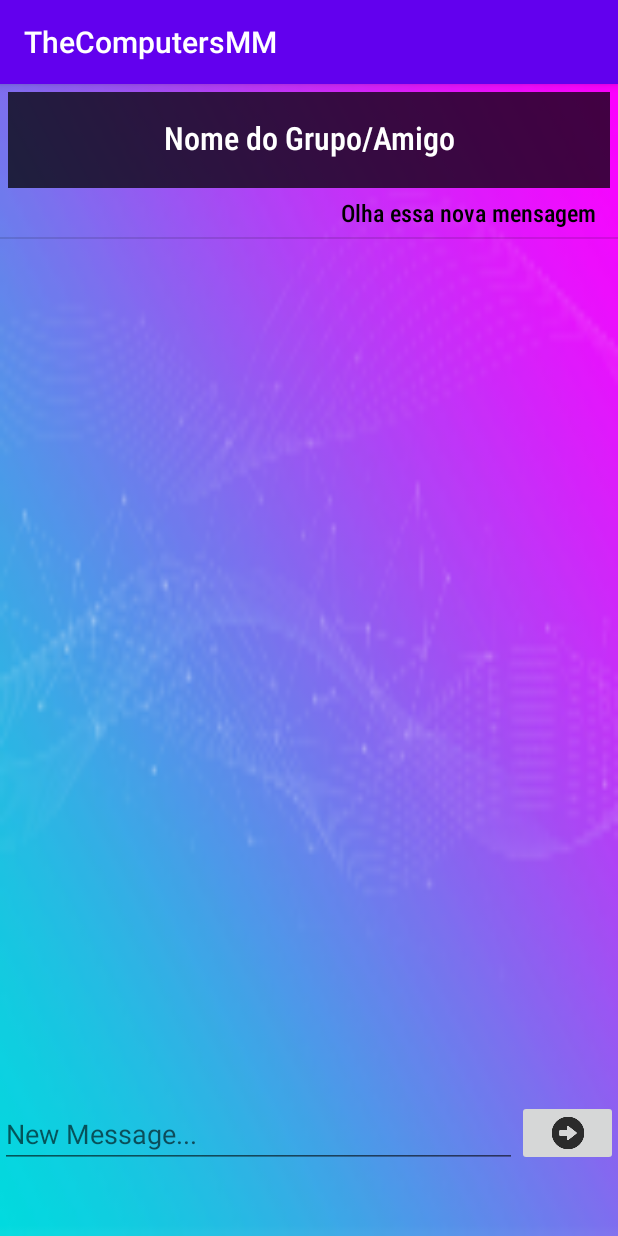
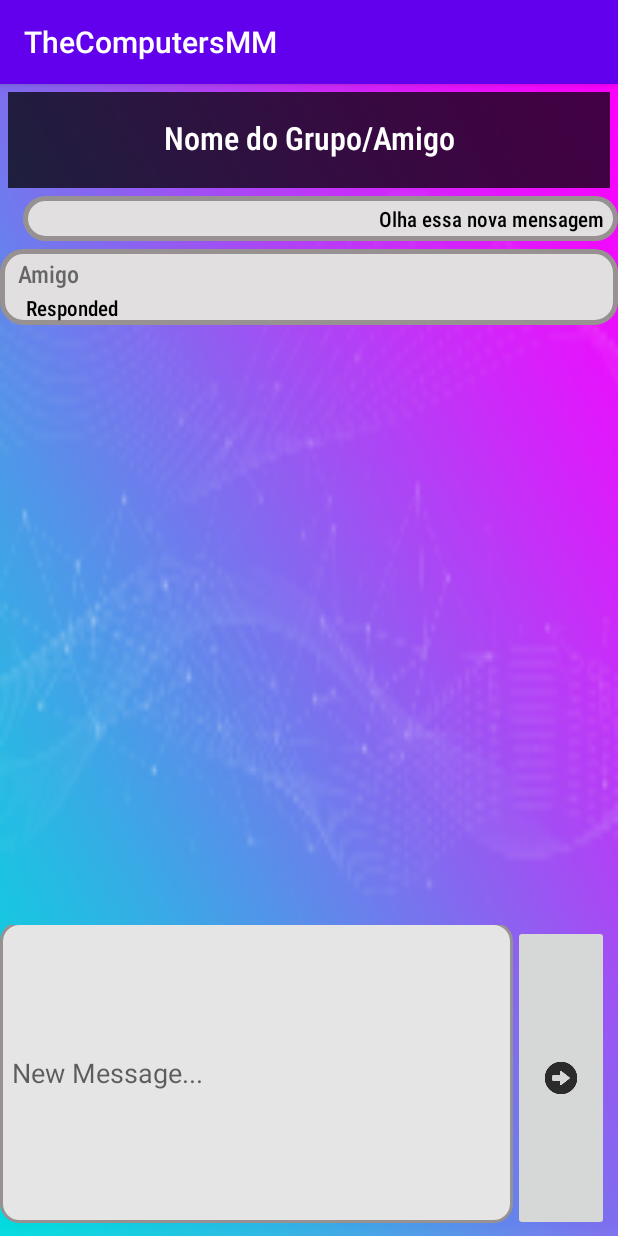
Before and after one commit to 2621/Android_TheComputers--, an Android app: the Chat screen opened directly, with no data from a screen before it, on a phone screen of 412 x 824 dp. Run offline under Robolectric (Android 15) with nearby library versions, the light colour scheme and no system bars.

Commit message:
layout updates

```diff
--- a/app/src/main/java/com/example/thecomputersmm/Chat.java
+++ b/app/src/main/java/com/example/thecomputersmm/Chat.java
@@ -3,35 +3,53 @@ package com.example.thecomputersmm;
 import androidx.appcompat.app.AppCompatActivity;
 
 import android.os.Bundle;
+import android.util.Log;
 import android.view.View;
+import android.widget.EditText;
 import android.widget.ListView;
+import android.widget.TextView;
 
 import java.util.ArrayList;
 
 public class Chat extends AppCompatActivity {
 
-    ListView listViewMessage;
+    private TextView textViewName;
+    private EditText editMessage;
 
-    ArrayList<Message_list> messages;
-    Message_listAdapter adapter;
+    private ListView listViewMessage;
+
+    private ArrayList<Message_list> messages;
+    private Message_listAdapter adapter;
 
     @Override
     protected void onCreate(Bundle savedInstanceState) {
         super.onCreate(savedInstanceState);
         setContentView(R.layout.activity_chat);
 
+        editMessage = findViewById(R.id.editMessage);
+
         listViewMessage = (ListView) findViewById(R.id.listViewMessage);
+        listViewMessage.setDivider(null);
+        listViewMessage.setDividerHeight(0);
+
         messages = new ArrayList<Message_list>();
-        messages.add(new Message_list("Olha essa nova mensagem"));
+        messages.add(new Message_list("me", "Olha essa nova mensagem"));
+        messages.add(new Message_list("Amigo", "Responded"));
 
-        adapter = new Message_listAdapter(this, R.layout.item_message_list,messages);
+        adapter = new Message_listAdapter(this, messages);
 
 
         listViewMessage.setAdapter(adapter);
     }
 
     public void send(View view){
-        messages.add(new Message_list("Nova menssagem enviada"));
+        Log.d("TAG", "SendMessage");
+
+        String message = editMessage.getText().toString();
+
+        messages.add(new Message_list("me", message));
         adapter.notifyDataSetChanged();
+
+        editMessage.setText("");
     }
 }
--- a/app/src/main/java/com/example/thecomputersmm/Message_list.java
+++ b/app/src/main/java/com/example/thecomputersmm/Message_list.java
@@ -1,9 +1,28 @@
 package com.example.thecomputersmm;
 
-public class Message_list {
-    String message = "";
+//public class Message_list {
+//    String message = "";
+//
+//    public Message_list(String message) {
+//        this.message = message;
+//    }
+//}
 
-    public Message_list(String message) {
-        this.message = message;
+
+    public class Message_list {
+        private String idUser;
+        private String message;
+
+        public Message_list(String idUser, String message) {
+            this.idUser = idUser;
+            this.message = message;
+        }
+
+        public String getIdUser() {return  idUser;};
+
+        public void setIdUser(String idUser) {this.idUser = idUser;}
+
+        public String getMessage() {return message;}
+
+        public void setMessage(String message) {this.message = message;}
     }
-}
--- a/app/src/main/java/com/example/thecomputersmm/Message_listAdapter.java
+++ b/app/src/main/java/com/example/thecomputersmm/Message_listAdapter.java
@@ -14,8 +14,16 @@ public class Message_listAdapter extends ArrayAdapter<Message_list> {
 
     private final ArrayList<Message_list> messages;
 
-    public Message_listAdapter(Activity context, int layoutItem, ArrayList<Message_list> messages) {
-        super(context, layoutItem, messages);
+//    public Message_listAdapter(Activity context, int layoutItem, ArrayList<Message_list> messages) {
+//        super(context, layoutItem, messages);
+//        // TODO Auto-generated constructor stub
+//
+//        this.context=context;
+//        this.messages = messages;
+//
+//    }
+    public Message_listAdapter(Activity context, ArrayList<Message_list> messages) {
+        super(context, 0, messages);
         // TODO Auto-generated constructor stub
 
         this.context=context;
@@ -23,16 +31,44 @@ public class Message_listAdapter extends ArrayAdapter<Message_list> {
 
     }
 
+//    public View getView(int position, View view, ViewGroup parent) {
+//
+//        LayoutInflater inflater=context.getLayoutInflater();
+//
+//        View rowView=inflater.inflate(R.layout.item_messageUser_list, null,true);
+//
+//        TextView messageText = (TextView) rowView.findViewById(R.id.message);
+//
+//        messageText.setText(messages.get(position).message);
+//
+//
+//
+//        return rowView;
+//
+//    };
     public View getView(int position, View view, ViewGroup parent) {
 
         LayoutInflater inflater=context.getLayoutInflater();
 
-        View rowView=inflater.inflate(R.layout.item_message_list, null,true);
+        View rowView;
+
+        if(messages.get(position).getIdUser().compareTo("me") == 0){
+            //Mensagens do Usuário
+            rowView = inflater.inflate(R.layout.item_message_user_list, null,true);
+        }
+
+        else{
+            //Mensagens dos amigos
+            rowView = inflater.inflate(R.layout.item_message_friend_list, null,true);
+
+            TextView messageText = (TextView) rowView.findViewById(R.id.friend);
+
+            messageText.setText(messages.get(position).getIdUser());
+        }
 
         TextView messageText = (TextView) rowView.findViewById(R.id.message);
 
-        messageText.setText(messages.get(position).message);
-
+        messageText.setText(messages.get(position).getMessage());
 
 
         return rowView;
--- /dev/null
+++ b/app/src/main/res/drawable/message_chat.xml
@@ -0,0 +1,8 @@
+<?xml version="1.0" encoding="utf-8"?>
+<shape xmlns:android="http://schemas.android.com/apk/res/android">
+<stroke
+    android:width="3dp"
+    android:color="#FF979191" />
+<corners android:radius="14dp" />
+<solid android:color="#FFE1DFDF" />
+</shape>
--- a/app/src/main/res/drawable/user_container.xml
+++ b/app/src/main/res/drawable/user_container.xml
@@ -2,7 +2,7 @@
 <shape xmlns:android="http://schemas.android.com/apk/res/android">
     <stroke
         android:width="2dp"
-        android:color="#FFE6E5E5" />
+        android:color="#FF979191" />
     <corners android:radius="12dp" />
     <solid android:color="#FFE6E5E5" />
 </shape>
--- a/app/src/main/res/layout/activity_chat.xml
+++ b/app/src/main/res/layout/activity_chat.xml
@@ -33,27 +33,40 @@
         <ListView
             android:id="@+id/listViewMessage"
             android:layout_width="match_parent"
-            android:layout_height="608dp" />
+            android:layout_height="488dp"
+            android:dividerHeight="0dp"
+            android:footerDividersEnabled="false"
+            android:headerDividersEnabled="false" />
 
         <LinearLayout
             android:layout_width="match_parent"
             android:layout_height="match_parent"
+            android:layout_marginTop="3dp"
+            android:layout_marginRight="6dp"
+            android:layout_marginBottom="3dp"
+            android:layout_weight="1"
+            android:gravity="center_vertical"
             android:orientation="horizontal">
 
             <EditText
-                android:id="@+id/editTextMessage"
+                android:id="@+id/editMessage"
                 android:layout_width="326dp"
-                android:layout_height="wrap_content"
+                android:layout_height="match_parent"
+                android:layout_marginBottom="3dp"
                 android:layout_weight="1"
+                android:background="@drawable/user_container"
                 android:ems="10"
                 android:hint="New Message..."
                 android:inputType="textPersonName"
+                android:paddingStart="8dp"
+                android:paddingEnd="8dp"
+                android:textColor="#000000"
                 android:textSize="18dp" />
 
             <ImageButton
                 android:id="@+id/imageButton2"
                 android:layout_width="wrap_content"
-                android:layout_height="wrap_content"
+                android:layout_height="match_parent"
                 android:layout_weight="1"
                 android:onClick="send"
                 app:srcCompat="@drawable/ic_action_arrowright" />
--- a/app/src/main/res/layout/activity_initial_page.xml
+++ b/app/src/main/res/layout/activity_initial_page.xml
@@ -44,6 +44,7 @@
                 android:layout_width="wrap_content"
                 android:layout_height="wrap_content"
                 android:layout_weight="1"
+                android:onClick="showMenu"
                 app:srcCompat="@drawable/ic_action_dots" />
 
         </LinearLayout>
--- /dev/null
+++ b/app/src/main/res/layout/item_message_friend_list.xml
@@ -0,0 +1,36 @@
+<?xml version="1.0" encoding="utf-8"?>
+<LinearLayout xmlns:android="http://schemas.android.com/apk/res/android"
+    android:layout_width="match_parent"
+    android:layout_height="match_parent"
+    android:layout_marginTop="5dp"
+    android:layout_marginEnd="15dp"
+    android:background="@drawable/message_chat"
+    android:gravity="right"
+    android:orientation="vertical">
+
+    <TextView
+        android:id="@+id/friend"
+        android:layout_width="match_parent"
+        android:layout_height="wrap_content"
+        android:fontFamily="sans-serif-condensed-medium"
+        android:gravity="left"
+        android:paddingStart="12dp"
+        android:paddingTop="5dp"
+        android:paddingEnd="10dp"
+        android:paddingBottom="2dp"
+        android:text="FriendUsername"
+        android:textSize="16sp" />
+
+    <TextView
+        android:id="@+id/message"
+        android:layout_width="match_parent"
+        android:layout_height="wrap_content"
+        android:fontFamily="sans-serif-condensed-light"
+        android:gravity="left"
+        android:paddingStart="17dp"
+        android:paddingEnd="10dp"
+        android:paddingBottom="2dp"
+        android:text="Text Message"
+        android:textColor="#000000"
+        android:textStyle="bold" />
+</LinearLayout>
--- a/app/src/main/res/layout/item_message_list.xml
+++ b/app/src/main/res/layout/item_message_user_list.xml
@@ -1,19 +1,26 @@
 <?xml version="1.0" encoding="utf-8"?>
 <LinearLayout xmlns:android="http://schemas.android.com/apk/res/android"
     android:layout_width="match_parent"
-    android:layout_height="match_parent">
+    android:layout_height="match_parent"
+    android:layout_marginTop="5dp"
+    android:layout_marginBottom="3dp">
 
     <TextView
         android:id="@+id/message"
         android:layout_width="wrap_content"
-        android:layout_height="wrap_content"
+        android:layout_height="match_parent"
+        android:layout_marginStart="15dp"
+        android:layout_marginTop="5dp"
+        android:layout_marginBottom="5dp"
         android:layout_weight="1"
+        android:background="@drawable/message_chat"
         android:fontFamily="sans-serif-condensed-medium"
         android:gravity="right"
+        android:paddingStart="10dp"
         android:paddingTop="5dp"
-        android:paddingEnd="15dp"
+        android:paddingEnd="10dp"
         android:paddingBottom="5dp"
         android:text="Text content"
         android:textColor="#000000"
-        android:textSize="16sp" />
+        android:textSize="14sp" />
 </LinearLayout>
```
Also changed, not shown: app/src/main/AndroidManifest.xml (+7 -4 lines), app/src/main/java/com/example/thecomputersmm/Change_Password.java (added, +14 -0 lines), app/src/main/java/com/example/thecomputersmm/Delete_Account.java (added, +14 -0 lines), app/src/main/java/com/example/thecomputersmm/InitialPage.java (+10 -0 lines), app/src/main/java/com/example/thecomputersmm/Logout.java (added, +14 -0 lines), app/src/main/java/com/example/thecomputersmm/MainActivity.java (+54 -52 lines), app/src/main/res/layout/activity_change__password.xml (added, +9 -0 lines), app/src/main/res/layout/activity_delete__account.xml (added, +9 -0 lines), app/src/main/res/layout/activity_logout.xml (added, +9 -0 lines), app/src/main/res/layout/activity_search.xml (+9 -4 lines), app/src/main/res/menu/options.xml (added, +19 -0 lines).
